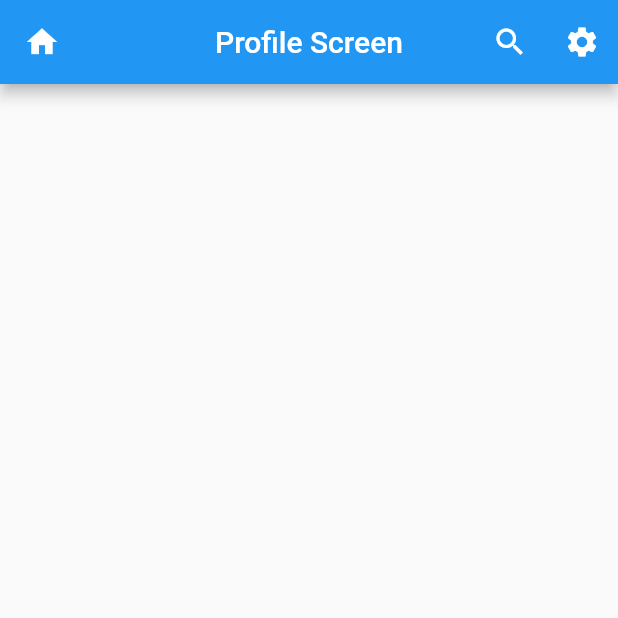
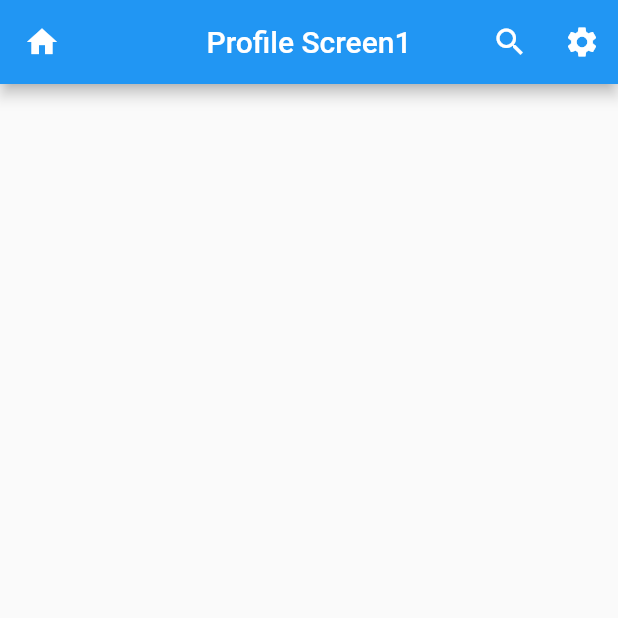
Before and after one commit to Przemek-Ter/Financial-App, a Flutter app: the screen it shows after launch, on a phone screen of 412 x 824 dp, the top half of it. Run offline on Flutter 3.47's test engine with Material 2 defaults, Android fonts, the phone set to English and light mode, and no system bars; our stand-ins replace date_time_picker.

Commit message:
changed to test

```diff
--- a/lib/pages/profile_Screen.dart
+++ b/lib/pages/profile_Screen.dart
@@ -18,7 +18,7 @@ class _ProfileScreenState extends State<ProfileScreen> {
 
       //AppBar
       appBar: AppBar(
-        title: Text('Profile Screen'),
+        title: Text('Profile Screen1'),
         centerTitle: true,
         //Home Button
         leading: IconButton(
```
